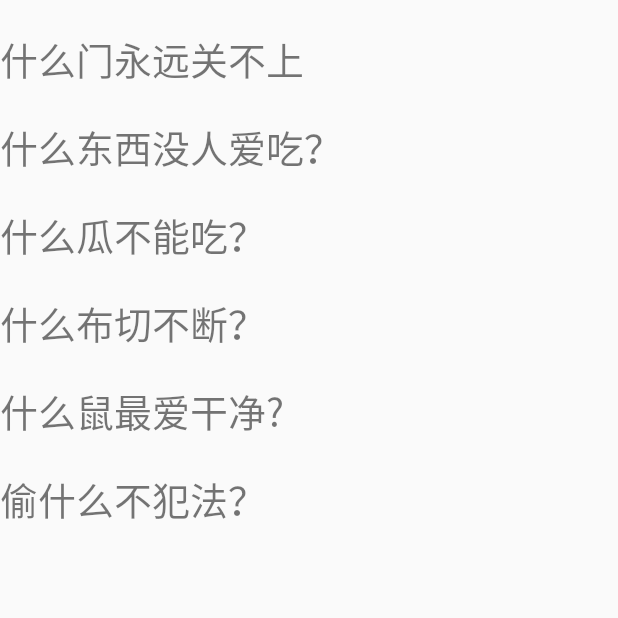
After one commit to HELLOWORLD1030/AndroidPractice, an Android app: the ActivityBrainTest screen opened directly, with no data from a screen before it, on a phone screen of 412 x 824 dp, the top half of it. The commit adds this screen. Run offline under Robolectric (Android 15) with nearby library versions, the phone set to English and light mode, and no system bars.

Commit message:
reflactor some code

```diff
--- a/app/src/main/AndroidManifest.xml
+++ b/app/src/main/AndroidManifest.xml
@@ -25,6 +25,9 @@
         android:supportsRtl="true"
         android:theme="@style/Theme.AndroidPractice"
         tools:targetApi="31">
+        <activity
+            android:name=".ActivityAccelerate"
+            android:exported="false" />
         <activity
             android:name=".ActivitySensor"
             android:exported="false" />
@@ -82,7 +85,7 @@
             android:exported="true" />
 
         <activity
-            android:name=".lab42"
+            android:name=".ActivityBrainTest"
             android:exported="false"
             android:theme="@style/Theme.AndroidPractice.Custom.NoActionBar" />
         <activity
--- /dev/null
+++ b/app/src/main/java/top/zzgpro/androidpractice/ActivityBrainTest.java
@@ -0,0 +1,41 @@
+package top.zzgpro.androidpractice;
+
+import androidx.appcompat.app.AppCompatActivity;
+import androidx.recyclerview.widget.LinearLayoutManager;
+import androidx.recyclerview.widget.RecyclerView;
+
+import android.os.Bundle;
+
+import java.util.ArrayList;
+
+import top.zzgpro.androidpractice.Adapter.BrainTestAdapter;
+import top.zzgpro.androidpractice.Item.BrainTestItem;
+
+public class ActivityBrainTest extends AppCompatActivity {
+    @Override
+    protected void onCreate(Bundle savedInstanceState) {
+        super.onCreate(savedInstanceState);
+        setContentView(R.layout.activity_braintest);
+        RecyclerView recyclerView=findViewById(R.id.ReclyclerViewTest1);
+        LinearLayoutManager linearLayoutManager=new LinearLayoutManager(this);
+        linearLayoutManager.setOrientation(LinearLayoutManager.VERTICAL);
+        recyclerView.setLayoutManager(linearLayoutManager);
+        BrainTestAdapter recyclerViewAdapter=new BrainTestAdapter(this,initDatas());
+        recyclerView.setHasFixedSize(true);
+        recyclerView.setAdapter(recyclerViewAdapter);
+    }
+    /**
+     * 初始化 问题及答案数组
+     * @return 包含问题及答案的ArrayList
+     */
+    private ArrayList<BrainTestItem> initDatas(){
+        ArrayList<BrainTestItem> list=new ArrayList<>();
+        list.add(new BrainTestItem("什么门永远关不上","球门"));
+        list.add(new BrainTestItem("什么东西没人爱吃？","亏"));
+        list.add(new BrainTestItem("什么瓜不能吃？","傻瓜"));
+        list.add(new BrainTestItem("什么布切不断？","瀑布"));
+        list.add(new BrainTestItem("什么鼠最爱干净?","环保署"));
+        list.add(new BrainTestItem("偷什么不犯法？","偷笑"));
+        return list;
+    }
+}
--- a/app/src/main/java/top/zzgpro/androidpractice/ActivityTimepicker.java
+++ b/app/src/main/java/top/zzgpro/androidpractice/ActivityTimepicker.java
@@ -20,9 +20,6 @@ public class ActivityTimepicker extends AppCompatActivity {
         super.onCreate(savedInstanceState);
         setContentView(R.layout.activity_timepicker);
         DateTimePicker dateTimePicker=(DateTimePicker) findViewById(R.id.picker);
-//        dateTimePicker.setOnDateTimeChangedListener((mill)->{
-//            Log.d("datetimepick",String.valueOf(mill));
-//        });
         dateTimePicker.setDisplayType(new int[]{
                 DateTimeConfig.HOUR,
                 DateTimeConfig.MIN,
--- a/app/src/main/java/top/zzgpro/androidpractice/Adapter/Lab42Adapter.java
+++ b/app/src/main/java/top/zzgpro/androidpractice/Adapter/BrainTestAdapter.java
@@ -12,44 +12,35 @@ import androidx.recyclerview.widget.RecyclerView;
 
 import java.util.ArrayList;
 
+import top.zzgpro.androidpractice.Item.BrainTestItem;
 import top.zzgpro.androidpractice.R;
 
-public class Lab42Adapter extends RecyclerView.Adapter<Lab42Adapter.ViewHolder> {
-    private ArrayList<String> mDatas = null;
-    private LayoutInflater mInflater = null;
-    private String[] Answer=null;
-    private Context context;
-    public Lab42Adapter(Context context, ArrayList<String> data, String[] answer){
+public class BrainTestAdapter extends RecyclerView.Adapter<BrainTestAdapter.ViewHolder> {
+    private final ArrayList<BrainTestItem> mDatas;
+    private final LayoutInflater mInflater;
+    private final Context context;
+    public BrainTestAdapter(Context context, ArrayList<BrainTestItem> data){
         mInflater=LayoutInflater.from(context);
         mDatas=data;
-        this.Answer=answer;
         this.context=context;
     }
     @NonNull
     @Override
     public ViewHolder onCreateViewHolder(@NonNull ViewGroup parent, int viewType) {
         View view=this.mInflater.inflate(R.layout.lab42_item,parent,false);
-        ViewHolder viewHolder=new ViewHolder(view);
-        return viewHolder;
+        return new ViewHolder(view);
     }
-
     @Override
     public void onBindViewHolder(@NonNull ViewHolder holder, int position) {
-        holder.setText(mDatas.get(position));
-        holder.itemView.setOnClickListener(new View.OnClickListener() {
-            @Override
-            public void onClick(View view) {
-                Toast.makeText(context,Answer[holder.getAdapterPosition()],Toast.LENGTH_SHORT).show();
-            }
-        });
+        holder.setText(mDatas.get(position).getQuestion());
+        holder.itemView.setOnClickListener(view -> Toast.makeText(context,mDatas.get(holder.getAdapterPosition()).getAnswer() ,Toast.LENGTH_SHORT).show());
     }
-
     @Override
     public int getItemCount() {
         return mDatas == null ? 0 : mDatas.size();
     }
     class ViewHolder extends RecyclerView.ViewHolder{
-        private TextView text;
+        private final TextView text;
         public ViewHolder(@NonNull View itemView) {
             super(itemView);
             text=(TextView) itemView.findViewById(R.id.brainTest);
--- /dev/null
+++ b/app/src/main/java/top/zzgpro/androidpractice/Item/BrainTestItem.java
@@ -0,0 +1,27 @@
+package top.zzgpro.androidpractice.Item;
+
+public class BrainTestItem {
+    private String question;
+
+    public String getQuestion() {
+        return question;
+    }
+
+    public void setQuestion(String question) {
+        this.question = question;
+    }
+
+    public String getAnswer() {
+        return answer;
+    }
+
+    public void setAnswer(String answer) {
+        this.answer = answer;
+    }
+
+    private String answer;
+    public BrainTestItem(String question,String answer){
+        this.question=question;
+        this.answer=answer;
+    }
+}
--- a/app/src/main/java/top/zzgpro/androidpractice/MainActivity.java
+++ b/app/src/main/java/top/zzgpro/androidpractice/MainActivity.java
@@ -17,15 +17,16 @@ public class MainActivity extends AppCompatActivity {
         EnableButton(R.id.calculater,ActivityCalculate.class);
         EnableButton(R.id.scroll,ActivityBallview.class);
         EnableButton(R.id.musicplayer,MusicPlayer.class);
-        EnableButton(R.id.brainTest,lab42.class);
+        EnableButton(R.id.brainTest, ActivityBrainTest.class);
         EnableButton(R.id.listview,ActivityBaselistview.class);
         EnableButton(R.id.datePicker,ActivityDatetimepicker.class);
         EnableButton(R.id.timePicker,ActivityTimepicker.class);
         EnableButton(R.id.chat,ActivityChat.class);
         EnableButton(R.id.mall,ActivityMall.class);
-        EnableButton(R.id.tts,ActivityTTS.class);
+//        EnableButton(R.id.tts,ActivityTTS.class);
         EnableButton(R.id.scancode,ActivityScan.class);
         EnableButton(R.id.sensor,ActivitySensor.class);
+        EnableButton(R.id.accelerate,ActivityAccelerate.class);
     }
 
     /**
--- a/app/src/main/java/top/zzgpro/androidpractice/View/BallView.java
+++ b/app/src/main/java/top/zzgpro/androidpractice/View/BallView.java
@@ -28,7 +28,7 @@ public class BallView extends View {
     protected void onDraw(Canvas canvas) {
         super.onDraw(canvas);
         //设置画笔的颜色
-        paint.setColor(Color.RED);
+        paint.setColor(Color.BLUE);
         //画一个圆
         canvas.drawCircle(currentX,currentY,20,paint);
 
--- a/app/src/main/res/layout/activity_lab42.xml
+++ b/app/src/main/res/layout/activity_braintest.xml
@@ -4,7 +4,7 @@
     xmlns:tools="http://schemas.android.com/tools"
     android:layout_width="match_parent"
     android:layout_height="match_parent"
-    tools:context=".lab42">
+    tools:context=".ActivityBrainTest">
     <androidx.recyclerview.widget.RecyclerView
         android:id="@+id/ReclyclerViewTest1"
         android:layout_width="wrap_content"
--- a/app/src/main/res/values/strings.xml
+++ b/app/src/main/res/values/strings.xml
@@ -126,4 +126,5 @@
     <string name="result_wifi">Found WLAN Configuration</string>
     <string name="sbc_name">Google Book Search</string>
     <string name="wifi_changing_network">Requesting connection to network\u2026</string>
+    <string name="calculater">简易计算器</string>
 </resources>
--- a/settings.gradle
+++ b/settings.gradle
@@ -26,3 +26,4 @@ include ':android2'
 include ':android'
 include ':android'
 include ':android'
+include ':android1'
```
Also changed, not shown: app/src/main/java/top/zzgpro/androidpractice/ActivityAccelerate.java (added, +59 -0 lines), app/src/main/java/top/zzgpro/androidpractice/ActivityMall.java (+6 -8 lines), app/src/main/java/top/zzgpro/androidpractice/Adapter/CustomBaseAdapter.java (+5 -17 lines), app/src/main/java/top/zzgpro/androidpractice/Adapter/MallAdapter.java (renamed from app/src/main/java/top/zzgpro/androidpractice/Adapter/RecyclerViewAdapter.java, +2 -10 lines), app/src/main/java/top/zzgpro/androidpractice/MusicPlayer.java (+1 -9 lines), app/src/main/java/top/zzgpro/androidpractice/lab42.java (deleted, +0 -53 lines), app/src/main/res/layout/activity_accelerate.xml (added, +30 -0 lines), app/src/main/res/layout/activity_main.xml (+12 -11 lines), app/src/main/res/layout/activity_timepicker.xml (+9 -6 lines), app/src/main/res/layout/baseadapteritem.xml (+4 -5 lines).
